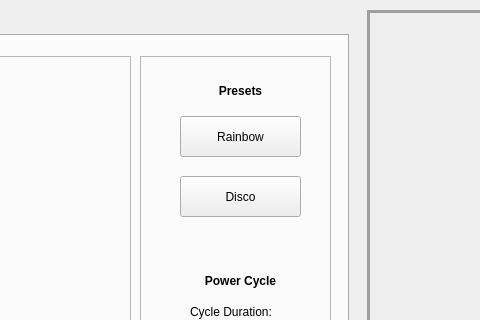
Old version of the form _ui/Clinostat.ui in the repository CoCl-Jerry/SciSpin_Max_Dev; both pictures show x 292 to 772 and y 0 to 320 of the 1024 by 575 pixel window.
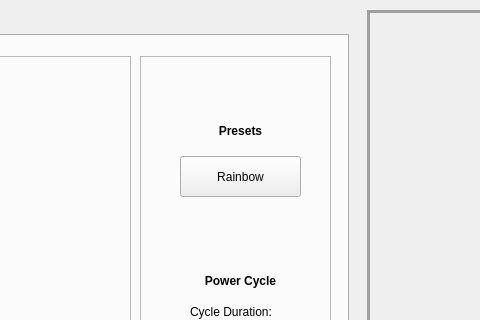
New version of the form. Icons and pictures are not drawn.

The edit to the form file:
```diff
--- a/_ui/Clinostat.ui
+++ b/_ui/Clinostat.ui
@@ -387,7 +387,7 @@
        <property name="geometry">
         <rect>
          <x>30</x>
-         <y>20</y>
+         <y>60</y>
          <width>141</width>
          <height>31</height>
         </rect>
@@ -403,7 +403,7 @@
        <property name="geometry">
         <rect>
          <x>40</x>
-         <y>60</y>
+         <y>100</y>
          <width>121</width>
          <height>41</height>
         </rect>
@@ -421,25 +421,6 @@
         <bool>false</bool>
        </property>
       </widget>
-      <widget class="QPushButton" name="disco_pushButton">
-       <property name="enabled">
-        <bool>true</bool>
-       </property>
-       <property name="geometry">
-        <rect>
-         <x>40</x>
-         <y>120</y>
-         <width>121</width>
-         <height>41</height>
-        </rect>
-       </property>
-       <property name="toolTip">
-        <string>disco</string>
-       </property>
-       <property name="text">
-        <string>Disco</string>
-       </property>
-      </widget>
       <widget class="QLabel" name="lightCycle_label">
        <property name="geometry">
         <rect>
```
